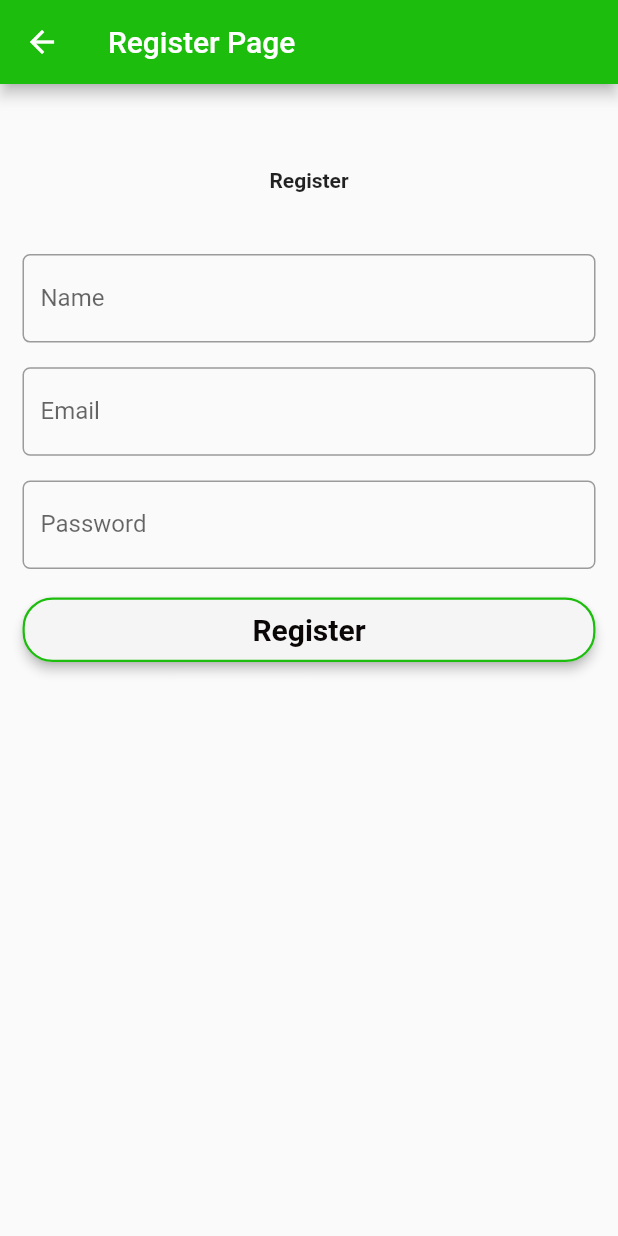
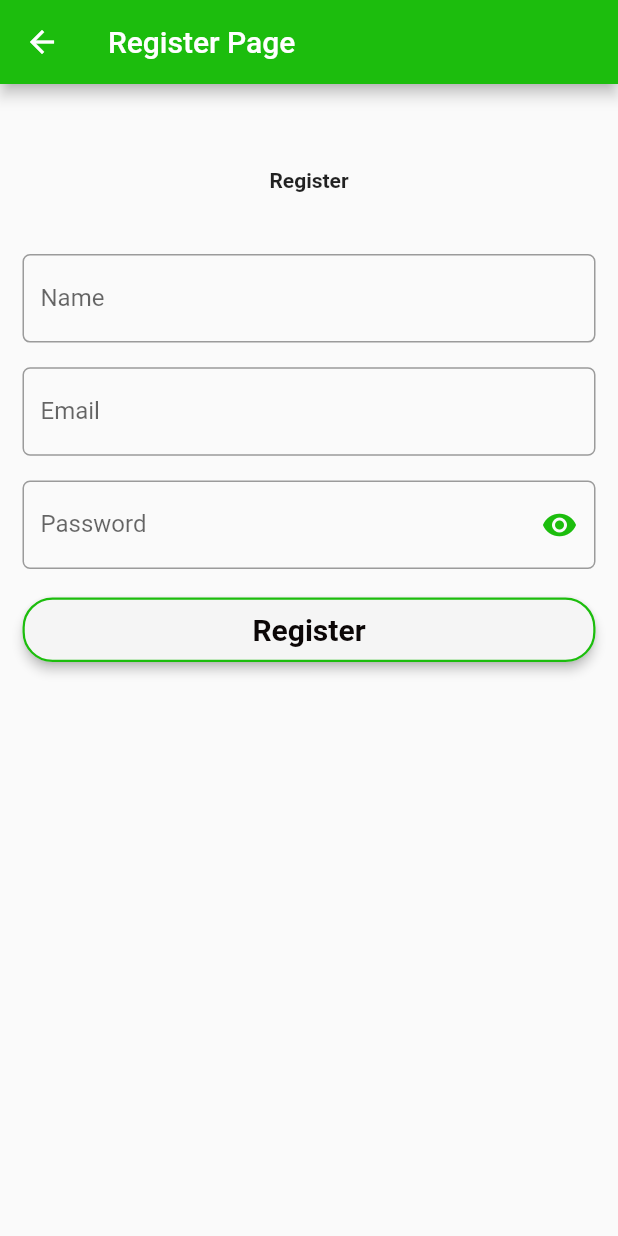
Before and after one commit to Ujwala76/healthy_harvest, a Flutter app: the RegisterView screen opened directly, on a phone screen of 412 x 824 dp. Run offline on Flutter 3.47's test engine with Material 2 defaults, Android fonts, the phone set to English and light mode, and no system bars; our stand-ins replace email_validator, firebase_auth, firebase_core, get; missing offline and left inert: dart:ffi; accounts and stored records are empty; network calls fail.

Commit message:
changes in healthy harvest

```diff
--- a/lib/controller/login_controller.dart
+++ b/lib/controller/login_controller.dart
@@ -87,7 +87,7 @@ class LoginController extends GetxController {
           Get.defaultDialog(
               title: "Error!",
               titleStyle: TextStyle(color: Color.fromARGB(255, 213, 0, 0)),
-              content: const Text("Please check your Username and Password"),
+              content: const Text("Please check your Email and Password"),
               textCancel: "Close");
         }
       });
--- a/lib/view/register_view.dart
+++ b/lib/view/register_view.dart
@@ -1,5 +1,6 @@
 import 'package:firebase_auth/firebase_auth.dart';
 import 'package:flutter/material.dart';
+import 'package:flutter/services.dart';
 import 'package:flutter/src/widgets/framework.dart';
 import 'package:flutter/src/widgets/placeholder.dart';
 import 'package:get/get.dart';
@@ -39,11 +40,15 @@ class RegisterView extends StatelessWidget {
                       top: MediaQuery.of(context).size.height * 0.05),
                   child: TextFormField(
                       validator: controller.validateName,
-                      //onSaved: ,
+                      onSaved: controller.saveName,
+                      keyboardType: TextInputType.text,
+                      inputFormatters: [
+                        FilteringTextInputFormatter.allow(RegExp("[a-zA-Z]")),
+                      ],
                       decoration: InputDecoration(
                         labelText: "Name",
-                        floatingLabelStyle:
-                            const TextStyle(color: Color.fromARGB(255, 28, 189, 13)),
+                        floatingLabelStyle: const TextStyle(
+                            color: Color.fromARGB(255, 28, 189, 13)),
                         focusColor: const Color.fromARGB(255, 28, 189, 13),
                         focusedBorder: OutlineInputBorder(
                           borderRadius: BorderRadius.circular(10.0),
@@ -61,12 +66,12 @@ class RegisterView extends StatelessWidget {
                   child: TextFormField(
                       controller: emailController,
                       validator: controller.validatRegisterEmail,
-                      //onSaved: ,
+                      onSaved: controller.saveEmail,
                       keyboardType: TextInputType.emailAddress,
                       decoration: InputDecoration(
                         labelText: "Email",
-                        floatingLabelStyle:
-                            const TextStyle(color: Color.fromARGB(255, 28, 189, 13)),
+                        floatingLabelStyle: const TextStyle(
+                            color: Color.fromARGB(255, 28, 189, 13)),
                         focusColor: const Color.fromARGB(255, 28, 189, 13),
                         focusedBorder: OutlineInputBorder(
                           borderRadius: BorderRadius.circular(10.0),
@@ -78,17 +83,28 @@ class RegisterView extends StatelessWidget {
                             borderRadius: BorderRadius.circular(5)),
                       )),
                 ),
-                Container(
+                Obx(
+                  () => Container(
                     padding: EdgeInsets.only(
                         top: MediaQuery.of(context).size.height * 0.02),
                     child: TextFormField(
                         controller: passController,
                         validator: controller.validateRegisterPassword,
-                      //onSaved: ,
+                        onSaved: controller.savePassword,
+                        keyboardType: TextInputType.visiblePassword,
                         decoration: InputDecoration(
+                            suffixIcon: GestureDetector(
+                              onTap: controller.changeObsecureText,
+                              child: Icon(
+                                controller.obsecureText.value == true
+                                    ? Icons.visibility
+                                    : Icons.visibility_off,
+                                color: const Color.fromARGB(255, 28, 189, 13),
+                              ),
+                            ),
                             labelText: "Password",
-                        floatingLabelStyle:
-                            const TextStyle(color: Color.fromARGB(255, 28, 189, 13)),
+                            floatingLabelStyle: const TextStyle(
+                                color: Color.fromARGB(255, 28, 189, 13)),
                             focusColor: const Color.fromARGB(255, 28, 189, 13),
                             focusedBorder: OutlineInputBorder(
                               borderRadius: BorderRadius.circular(10.0),
@@ -97,8 +113,9 @@ class RegisterView extends StatelessWidget {
                               ),
                             ),
                             border: OutlineInputBorder(
-                            borderRadius: BorderRadius.circular(5)),
-                      )),
+                                borderRadius: BorderRadius.circular(5))),
+                        obscureText: controller.obsecureText.value),
+                  ),
                 ),
                 Container(
                   padding: EdgeInsets.only(
@@ -116,7 +133,9 @@ class RegisterView extends StatelessWidget {
                     padding: const EdgeInsets.only(
                         right: 100.0, left: 100.0, top: 10.0, bottom: 10.0),
                   ),
-                  onPressed: () {
+                  onPressed: controller.validateInputs
+
+                  /* () {
                     FirebaseAuth.instance
                         .createUserWithEmailAndPassword(
                             email: emailController.text,
@@ -130,7 +149,9 @@ class RegisterView extends StatelessWidget {
                     }).onError((error, stackTrace) {
                       print("Error ${error.toString()}");
                     });
-                  },
+
+                  }*/
+                  ,
                   child: const Text(
                     "Register",
                     style: TextStyle(
```
Also changed, not shown: lib/controller/register_controller.dart (+101 -4 lines), lib/services/auth.dart (+13 -0 lines), lib/view/forgot_password.dart (+19 -7 lines). Lines whose indentation alone changed are shown as unchanged.
